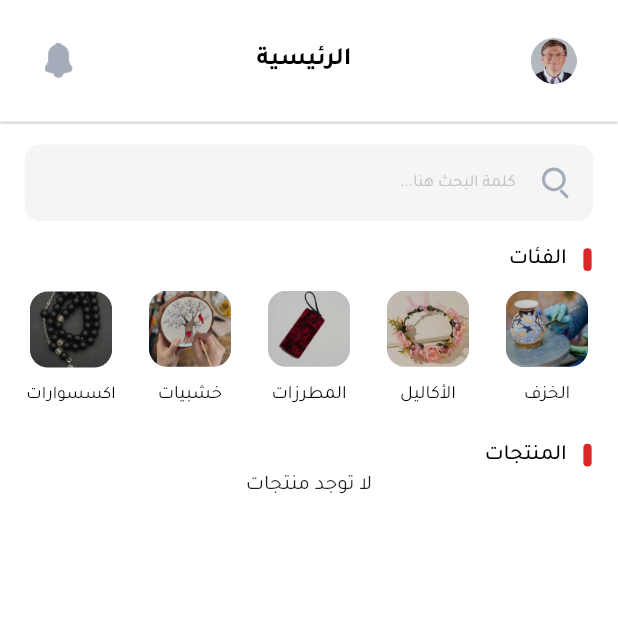
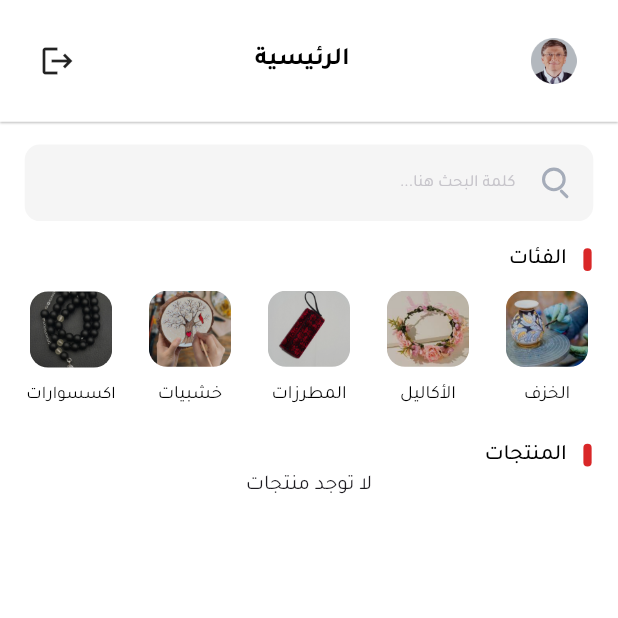
Before and after one commit to HusamAwad2001/Sezon-App, a Flutter app: the UserNavigationScreen screen opened by its route, on a phone screen of 412 x 824 dp, the top half of it. Run offline on Flutter 3.47's test engine with Material 2 defaults, Android fonts, the phone set to English and light mode, and no system bars; our stand-ins replace cached_network_image, cloud_firestore, firebase_core, firebase_storage, flutter_screenutil, flutter_spinkit and 5 more; accounts and stored records are empty.

Commit message:
fix error

```diff
--- a/lib/view/screens/user/navigaions/fragments/home_fragment.dart
+++ b/lib/view/screens/user/navigaions/fragments/home_fragment.dart
@@ -3,18 +3,18 @@ import 'package:flutter/material.dart';
 import 'package:flutter_screenutil/flutter_screenutil.dart';
 import 'package:flutter_svg/flutter_svg.dart';
 import 'package:get/get.dart';
+
 import '../../../../../controllers/user/favorite_controller.dart';
 import '../../../../../controllers/user/user_navigation_controller.dart';
-import '../../../../../core/constants/app_styles.dart';
-import '../../../../../core/constants/empty_padding.dart';
-import '../../../../widgets/custom_title.dart';
-
 import '../../../../../core/constants/app_colors.dart';
 import '../../../../../core/constants/app_images.dart';
 import '../../../../../core/constants/app_strings.dart';
+import '../../../../../core/constants/app_styles.dart';
+import '../../../../../core/constants/empty_padding.dart';
 import '../../../../../models/product_model.dart';
 import '../../../../../routes/routes.dart';
 import '../../../../widgets/app_text_field.dart';
+import '../../../../widgets/custom_title.dart';
 import '../../../../widgets/loading_widget.dart';
 
 class HomeFragment extends GetView<UserNavigationController> {
@@ -29,8 +29,7 @@ class HomeFragment extends GetView<UserNavigationController> {
           const _SearchBar(),
 
           /// Categories
-          const CustomTitle(title: AppStrings.categories)
-              .paddingSymmetric(horizontal: 16.w),
+          const CustomTitle(title: AppStrings.categories).paddingSymmetric(horizontal: 16.w),
           10.ph,
           Row(
             children: [
@@ -39,24 +38,19 @@ class HomeFragment extends GetView<UserNavigationController> {
                 image: AppImages.category1,
               ),
               18.pw,
-              const _CategoryItem(
-                  title: AppStrings.wreaths, image: AppImages.category2),
+              const _CategoryItem(title: AppStrings.wreaths, image: AppImages.category2),
               18.pw,
-              const _CategoryItem(
-                  title: AppStrings.embroideries, image: AppImages.category3),
+              const _CategoryItem(title: AppStrings.embroideries, image: AppImages.category3),
               18.pw,
-              const _CategoryItem(
-                  title: AppStrings.wooden, image: AppImages.category4),
+              const _CategoryItem(title: AppStrings.wooden, image: AppImages.category4),
               18.pw,
-              const _CategoryItem(
-                  title: AppStrings.accessories, image: AppImages.category5),
+              const _CategoryItem(title: AppStrings.accessories, image: AppImages.category5),
             ],
           ).paddingSymmetric(horizontal: 16.w),
 
           /// Products
           20.ph,
-          const CustomTitle(title: AppStrings.products)
-              .paddingSymmetric(horizontal: 16.w),
+          const CustomTitle(title: AppStrings.products).paddingSymmetric(horizontal: 16.w),
           const _StatusGridView(),
         ],
       ),
@@ -88,6 +82,35 @@ class _SearchBar extends GetView<UserNavigationController> {
         controller.update();
       },
     ).paddingSymmetric(horizontal: 15.w, vertical: 15.h);
+  }
+}
+
+class _StatusGridView extends GetView<UserNavigationController> {
+  const _StatusGridView({super.key});
+
+  @override
+  Widget build(BuildContext context) {
+    return Obx(
+      () {
+        return controller.isLoading.value
+            ? const LoadingWidget()
+            : controller.status == false
+                ? const Center(child: Text(AppStrings.somethingWentWrong))
+                : controller.products.isEmpty
+                    ? const Center(child: Text(AppStrings.emptyProducts))
+                    : GetBuilder<UserNavigationController>(
+                        builder: (_) {
+                          return (controller.isSearching == true &&
+                                  controller.searchedProducts.isEmpty)
+                              ? const Align(
+                                  alignment: Alignment.center,
+                                  child: Text(AppStrings.emptyProducts),
+                                )
+                              : const _GridView();
+                        },
+                      );
+      },
+    );
   }
 }
 
@@ -124,40 +147,12 @@ class _CategoryItem extends StatelessWidget {
   }
 }
 
-class _StatusGridView extends GetView<UserNavigationController> {
-  const _StatusGridView({super.key});
-
-  @override
-  Widget build(BuildContext context) {
-    return Obx(
-      () {
-        return controller.isLoading.value
-            ? const LoadingWidget()
-            : controller.status == false
-                ? const Center(child: Text(AppStrings.somethingWentWrong))
-                : controller.products.isEmpty
-                    ? const Center(child: Text(AppStrings.emptyProducts))
-                    : GetBuilder<UserNavigationController>(
-                        builder: (_) {
-                          return (controller.isSearching == true &&
-                                  controller.searchedProducts.isEmpty)
-                              ? const Align(
-                                  alignment: Alignment.center,
-                                  child: Text(AppStrings.emptyProducts),
-                                )
-                              : const _GridView();
-                        },
-                      );
-      },
-    );
-  }
-}
-
-class _GridView extends GetView<UserNavigationController> {
+class _GridView extends StatelessWidget {
   const _GridView({super.key});
 
   @override
   Widget build(BuildContext context) {
+    return GetBuilder<UserNavigationController>(builder: (controller) {
       return GridView.builder(
         shrinkWrap: true,
         physics: const NeverScrollableScrollPhysics(),
@@ -178,11 +173,13 @@ class _GridView extends GetView<UserNavigationController> {
               : _ProductItem(controller.products[index]);
         },
       );
+    });
   }
 }
 
 class _ProductItem extends StatelessWidget {
   final ProductModel productModel;
+
   const _ProductItem(this.productModel, {super.key});
 
   @override
@@ -240,8 +237,7 @@ class _ProductItem extends StatelessWidget {
                 5.ph,
                 Text(
                   '${productModel.price} ر.س',
-                  style: getBoldStyle(
-                      fontSize: 10.sp, color: AppColors.primaryColor),
+                  style: getBoldStyle(fontSize: 10.sp, color: AppColors.primaryColor),
                 ),
               ],
             ),
--- a/lib/view/screens/user/navigaions/user_navigation_screen.dart
+++ b/lib/view/screens/user/navigaions/user_navigation_screen.dart
@@ -1,13 +1,15 @@
 import 'package:flutter/material.dart';
 import 'package:flutter_screenutil/flutter_screenutil.dart';
 import 'package:get/get.dart';
-import '../../../widgets/custom_app_bar.dart';
+import 'package:sezon_app/core/storage/storage.dart';
+import 'package:sezon_app/routes/routes.dart';
 
 import '../../../../controllers/user/user_navigation_controller.dart';
 import '../../../../core/constants/app_colors.dart';
 import '../../../../core/constants/app_images.dart';
 import '../../../../core/constants/app_strings.dart';
 import '../../../../core/constants/app_styles.dart';
+import '../../../widgets/custom_app_bar.dart';
 
 class UserNavigationScreen extends GetView<UserNavigationController> {
   const UserNavigationScreen({Key? key}) : super(key: key);
@@ -19,8 +21,7 @@ class UserNavigationScreen extends GetView<UserNavigationController> {
       builder: (controller) {
         return Scaffold(
           appBar: _appBar(controller),
-          body: IndexedStack(
-              index: controller.selectedIndex, children: controller.fragments),
+          body: IndexedStack(index: controller.selectedIndex, children: controller.fragments),
           bottomNavigationBar: _buildBottomNavigationBar(controller),
         );
       },
@@ -32,10 +33,14 @@ class UserNavigationScreen extends GetView<UserNavigationController> {
 PreferredSizeWidget _appBar(UserNavigationController controller) {
   return customAppBar(
     title: controller.titleFragments[controller.selectedIndex],
-    prefix: Image.asset(AppImages.avatar, width: 30.w, height: 30.h)
-        .paddingOnly(right: 24.w),
-    suffix: Image.asset(AppImages.notification, width: 24.w, height: 24.h)
-        .paddingOnly(left: 24.w),
+    prefix: Image.asset(AppImages.avatar, width: 30.w, height: 30.h).paddingOnly(right: 24.w),
+    suffix: GestureDetector(
+      onTap: () {
+        Storage.instance.remove('user');
+        Get.offAllNamed(Routes.loginScreen);
+      },
+      child: const Icon(Icons.logout).paddingOnly(left: 24.w),
+    ),
     isShadow: controller.selectedIndex == 2 ? false : true,
   );
 }
```
Also changed, not shown: lib/controllers/user/buy_now_controller.dart (+7 -7 lines), lib/view/screens/admin/navigaions/fragments/home_fragment.dart (+12 -14 lines), lib/view/screens/user/navigaions/fragments/category_fragment.dart (+12 -16 lines). Lines whose indentation alone changed are shown as unchanged.
